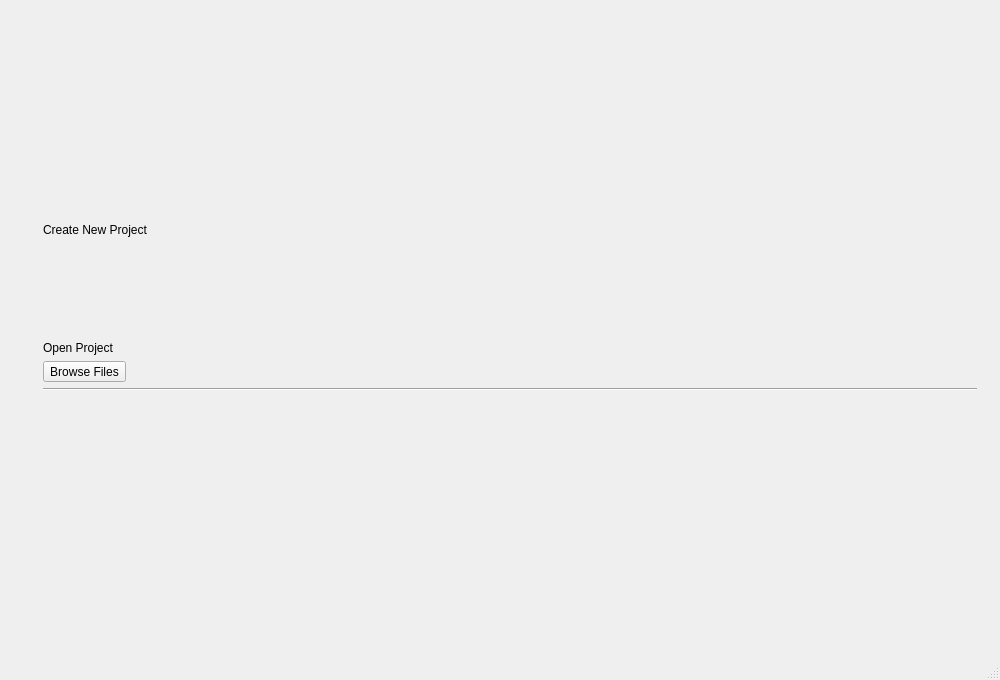
This is ilastik/shell/gui/ui/ilastikShell.ui in ilastik/ilastik as Qt 5 draws it before an edit. The edited form follows.
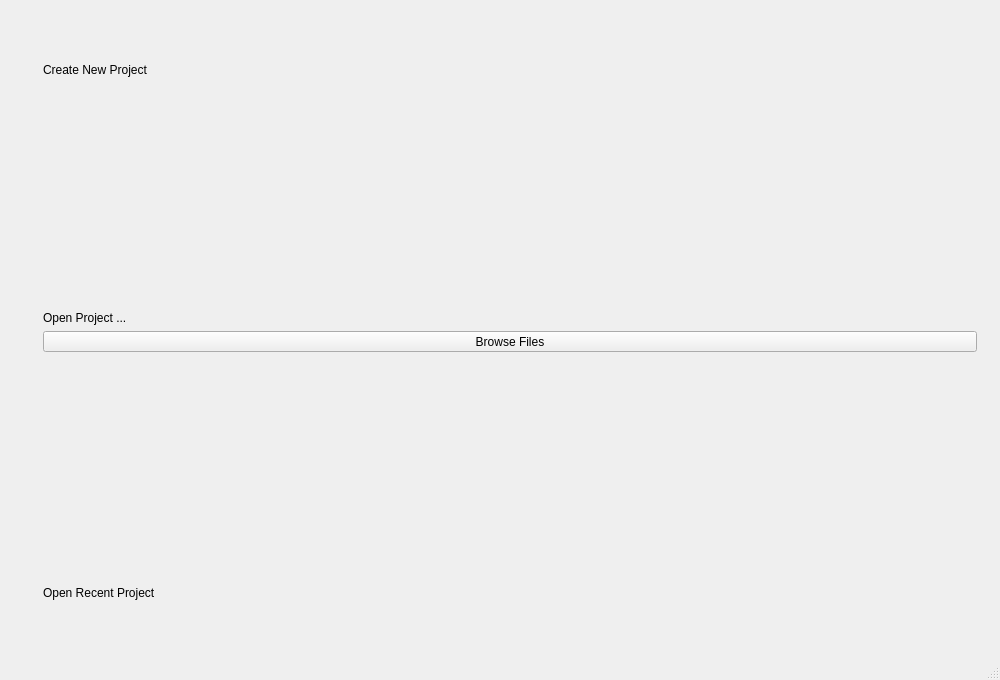
This is the edited form. Icons and pictures are not drawn.

Commit message: improve start screen

```diff
--- a/ilastik/shell/gui/ui/ilastikShell.ui
+++ b/ilastik/shell/gui/ui/ilastikShell.ui
@@ -41,6 +41,9 @@
             <property name="orientation">
              <enum>Qt::Vertical</enum>
             </property>
+            <property name="sizeType">
+             <enum>QSizePolicy::Fixed</enum>
+            </property>
             <property name="sizeHint" stdset="0">
              <size>
               <width>20</width>
@@ -90,6 +93,19 @@
              </property>
              <item>
               <layout class="QVBoxLayout" name="verticalLayout_6">
+               <item>
+                <spacer name="verticalSpacer_5">
+                 <property name="orientation">
+                  <enum>Qt::Vertical</enum>
+                 </property>
+                 <property name="sizeHint" stdset="0">
+                  <size>
+                   <width>20</width>
+                   <height>40</height>
+                  </size>
+                 </property>
+                </spacer>
+               </item>
                <item>
                 <widget class="QLabel" name="label">
                  <property name="maximumSize">
@@ -149,7 +165,7 @@
                     <x>0</x>
                     <y>0</y>
                     <width>678</width>
-                    <height>225</height>
+                    <height>543</height>
                    </rect>
                   </property>
                   <property name="sizePolicy">
@@ -164,7 +180,7 @@
                      <item>
                       <widget class="QLabel" name="label1">
                        <property name="sizePolicy">
-                        <sizepolicy hsizetype="Preferred" vsizetype="Expanding">
+                        <sizepolicy hsizetype="MinimumExpanding" vsizetype="Minimum">
                          <horstretch>0</horstretch>
                          <verstretch>0</verstretch>
                         </sizepolicy>
@@ -174,69 +190,65 @@
                        </property>
                       </widget>
                      </item>
-                    </layout>
-                   </item>
-                  </layout>
-                 </widget>
-                </widget>
-               </item>
-               <item>
-                <widget class="QScrollArea" name="OpenList">
-                 <property name="frameShape">
-                  <enum>QFrame::NoFrame</enum>
-                 </property>
-                 <property name="lineWidth">
-                  <number>0</number>
-                 </property>
-                 <property name="widgetResizable">
-                  <bool>true</bool>
-                 </property>
-                 <widget class="QWidget" name="scrollAreaWidgetContents_2">
-                  <property name="geometry">
-                   <rect>
-                    <x>0</x>
-                    <y>0</y>
-                    <width>678</width>
-                    <height>225</height>
-                   </rect>
-                  </property>
-                  <layout class="QVBoxLayout" name="verticalLayout_9">
-                   <item>
-                    <layout class="QVBoxLayout" name="VL2">
                      <item>
-                      <widget class="QLabel" name="label2">
+                      <spacer name="verticalSpacer_3">
+                       <property name="orientation">
+                        <enum>Qt::Vertical</enum>
+                       </property>
+                       <property name="sizeHint" stdset="0">
+                        <size>
+                         <width>20</width>
+                         <height>1</height>
+                        </size>
+                       </property>
+                      </spacer>
+                     </item>
+                     <item>
+                      <widget class="QLabel" name="openProject">
                        <property name="text">
-                        <string>Open Project</string>
+                        <string>Open Project ...</string>
                        </property>
                       </widget>
                      </item>
                      <item>
                       <widget class="QToolButton" name="browseFilesButton">
+                       <property name="sizePolicy">
+                        <sizepolicy hsizetype="MinimumExpanding" vsizetype="Minimum">
+                         <horstretch>0</horstretch>
+                         <verstretch>0</verstretch>
+                        </sizepolicy>
+                       </property>
                        <property name="text">
                         <string>Browse Files</string>
                        </property>
                       </widget>
                      </item>
                      <item>
-                      <widget class="Line" name="line">
-                       <property name="orientation">
-                        <enum>Qt::Horizontal</enum>
-                       </property>
-                      </widget>
-                     </item>
-                     <item>
-                      <spacer name="verticalSpacer_3">
+                      <spacer name="verticalSpacer_6">
                        <property name="orientation">
                         <enum>Qt::Vertical</enum>
                        </property>
                        <property name="sizeHint" stdset="0">
                         <size>
                          <width>20</width>
-                         <height>40</height>
+                         <height>1</height>
                         </size>
                        </property>
                       </spacer>
                      </item>
+                     <item>
+                      <widget class="QLabel" name="openRecentProject">
+                       <property name="sizePolicy">
+                        <sizepolicy hsizetype="MinimumExpanding" vsizetype="Minimum">
+                         <horstretch>0</horstretch>
+                         <verstretch>0</verstretch>
+                        </sizepolicy>
+                       </property>
+                       <property name="text">
+                        <string>Open Recent Project</string>
+                       </property>
+                      </widget>
+                     </item>
                     </layout>
                    </item>
                   </layout>
@@ -253,6 +265,9 @@
             <property name="orientation">
              <enum>Qt::Vertical</enum>
             </property>
+            <property name="sizeType">
+             <enum>QSizePolicy::Fixed</enum>
+            </property>
             <property name="sizeHint" stdset="0">
              <size>
               <width>20</width>
```
Left out of the diff: 2 changed lines with no effect on the pictures. The commit also changes 1 other file.
